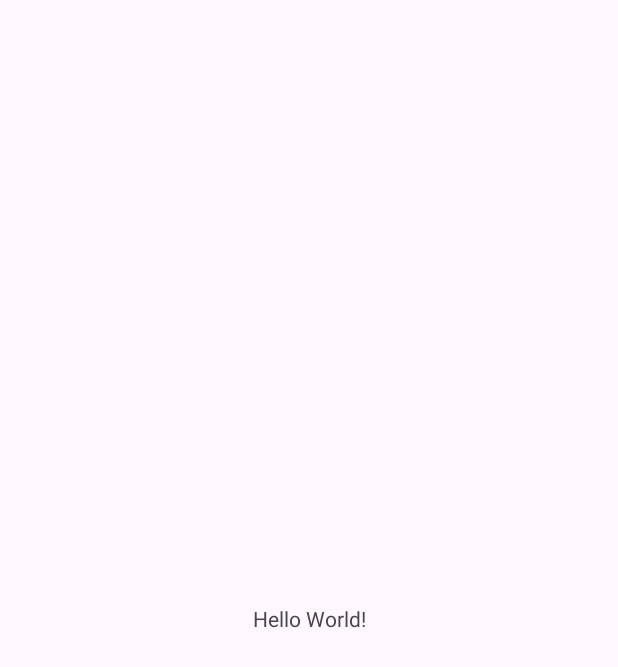
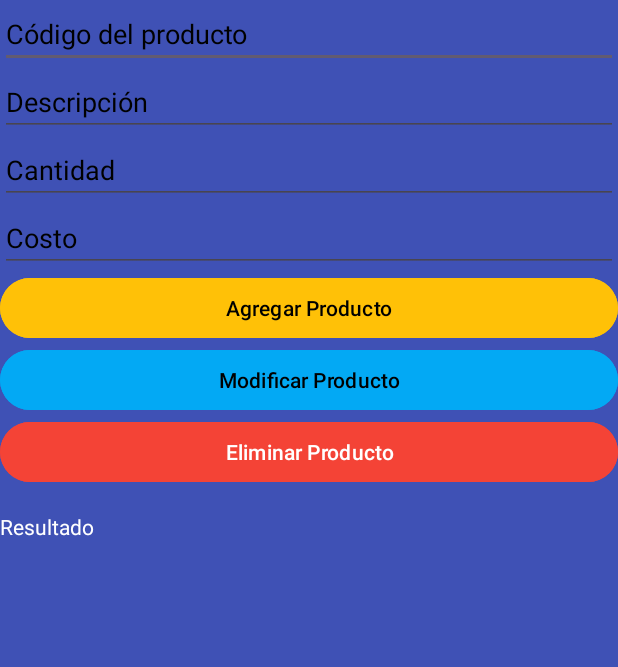
Before and after one commit to MrFideo/Actividad-9, an Android app: the screen it shows after launch (MainActivity), on a phone screen of 412 x 824 dp. Before the commit the part shown is almost empty. Shown: the top 667 px of the screen. Run offline under Robolectric (Android 15) with nearby library versions, the phone set to English and light mode, and no system bars.

Commit message:
Segundo commit
Implementación de código

```diff
--- a/app/src/main/AndroidManifest.xml
+++ b/app/src/main/AndroidManifest.xml
@@ -1,6 +1,8 @@
 <?xml version="1.0" encoding="utf-8"?>
 <manifest xmlns:android="http://schemas.android.com/apk/res/android"
     xmlns:tools="http://schemas.android.com/tools">
+
+    <uses-permission android:name="android.permission.WRITE_EXTERNAL_STORAGE"/>
 
     <application
         android:allowBackup="true"
@@ -12,6 +14,7 @@
         android:supportsRtl="true"
         android:theme="@style/Theme.Actividad9"
         tools:targetApi="31">
+
         <activity
             android:name=".MainActivity"
             android:exported="true">
--- a/app/src/main/java/com/tecmilenio/actividad9/MainActivity.java
+++ b/app/src/main/java/com/tecmilenio/actividad9/MainActivity.java
@@ -8,7 +8,25 @@ import androidx.core.graphics.Insets;
 import androidx.core.view.ViewCompat;
 import androidx.core.view.WindowInsetsCompat;
 
+import com.tecmilenio.actividad9.database.DatabaseHelper;
+
+import java.io.IOException;
+import java.sql.SQLException;
+import android.database.Cursor;
+import android.view.View;
+import android.widget.Button;
+import android.widget.EditText;
+import android.widget.TextView;
+import android.widget.Toast;
+
+
+
 public class MainActivity extends AppCompatActivity {
+
+    private DatabaseHelper dbHelper;
+    private EditText editTextCodigo, editTextDescripcion, editTextCantidad, editTextCosto;
+    private TextView textViewResultado;
+    private Button buttonAgregar, buttonModificar, buttonEliminar;
 
     @Override
     protected void onCreate(Bundle savedInstanceState) {
@@ -20,5 +38,57 @@ public class MainActivity extends AppCompatActivity {
             v.setPadding(systemBars.left, systemBars.top, systemBars.right, systemBars.bottom);
             return insets;
         });
+
+        dbHelper = new DatabaseHelper(this);
+
+        editTextCodigo = findViewById(R.id.edit_text_codigo);
+        editTextDescripcion = findViewById(R.id.edit_text_descripcion);
+        editTextCantidad = findViewById(R.id.edit_text_cantidad);
+        editTextCosto = findViewById(R.id.edit_text_costo);
+        textViewResultado = findViewById(R.id.text_view_resultado);
+
+        buttonAgregar = findViewById(R.id.button_agregar);
+        buttonModificar = findViewById(R.id.button_modificar);
+        buttonEliminar = findViewById(R.id.button_eliminar);
+
+        buttonAgregar.setOnClickListener(v -> agregarProducto());
+        buttonModificar.setOnClickListener(v -> modificarProducto());
+        buttonEliminar.setOnClickListener(v -> eliminarProducto());
+    }
+
+    private void agregarProducto() {
+        String codigo = editTextCodigo.getText().toString();
+        String descripcion = editTextDescripcion.getText().toString();
+        int cantidad = Integer.parseInt(editTextCantidad.getText().toString());
+        double costo = Double.parseDouble(editTextCosto.getText().toString());
+
+        if (dbHelper.agregarProducto(codigo, descripcion, cantidad, costo)) {
+            Toast.makeText(this, "Producto agregado", Toast.LENGTH_SHORT).show();
+        } else {
+            Toast.makeText(this, "Error: Producto ya existe", Toast.LENGTH_SHORT).show();
+        }
+    }
+
+    private void modificarProducto() {
+        String codigo = editTextCodigo.getText().toString();
+        String descripcion = editTextDescripcion.getText().toString();
+        int cantidad = Integer.parseInt(editTextCantidad.getText().toString());
+        double costo = Double.parseDouble(editTextCosto.getText().toString());
+
+        if (dbHelper.actualizarProducto(codigo, descripcion, cantidad, costo)) {
+            Toast.makeText(this, "Producto modificado", Toast.LENGTH_SHORT).show();
+        } else {
+            Toast.makeText(this, "Producto no encontrado", Toast.LENGTH_SHORT).show();
+        }
+    }
+
+    private void eliminarProducto() {
+        String codigo = editTextCodigo.getText().toString();
+
+        if (dbHelper.eliminarProducto(codigo)) {
+            Toast.makeText(this, "Producto eliminado", Toast.LENGTH_SHORT).show();
+        } else {
+            Toast.makeText(this, "Producto no encontrado", Toast.LENGTH_SHORT).show();
+        }
     }
 }
--- a/app/src/main/res/layout/activity_main.xml
+++ b/app/src/main/res/layout/activity_main.xml
@@ -1,19 +1,76 @@
 <?xml version="1.0" encoding="utf-8"?>
-<androidx.constraintlayout.widget.ConstraintLayout xmlns:android="http://schemas.android.com/apk/res/android"
-    xmlns:app="http://schemas.android.com/apk/res-auto"
+<LinearLayout xmlns:android="http://schemas.android.com/apk/res/android"
     xmlns:tools="http://schemas.android.com/tools"
     android:id="@+id/main"
+    tools:context=".MainActivity"
     android:layout_width="match_parent"
     android:layout_height="match_parent"
-    tools:context=".MainActivity">
+    android:orientation="vertical"
+    android:padding="16dp"
+    android:background="#3F51B5">
+
+    <EditText
+        android:id="@+id/edit_text_codigo"
+        android:layout_width="match_parent"
+        android:layout_height="wrap_content"
+        android:hint="Código del producto"
+        android:textColorHint="@color/black"
+        android:inputType="text" />
+
+    <EditText
+        android:id="@+id/edit_text_descripcion"
+        android:layout_width="match_parent"
+        android:layout_height="wrap_content"
+        android:hint="Descripción"
+        android:textColorHint="@color/black"
+        android:inputType="text" />
+
+    <EditText
+        android:id="@+id/edit_text_cantidad"
+        android:layout_width="match_parent"
+        android:layout_height="wrap_content"
+        android:hint="Cantidad"
+        android:textColorHint="@color/black"
+        android:inputType="number" />
+
+    <EditText
+        android:id="@+id/edit_text_costo"
+        android:layout_width="match_parent"
+        android:layout_height="wrap_content"
+        android:hint="Costo"
+        android:textColorHint="@color/black"
+        android:inputType="numberDecimal" />
+
+    <Button
+        android:id="@+id/button_agregar"
+        android:layout_width="match_parent"
+        android:layout_height="wrap_content"
+        android:text="Agregar Producto"
+        android:backgroundTint="#FFC107"
+        android:textColor="#000000" />
+
+    <Button
+        android:id="@+id/button_modificar"
+        android:layout_width="match_parent"
+        android:layout_height="wrap_content"
+        android:text="Modificar Producto"
+        android:backgroundTint="#03A9F4"
+        android:textColor="#000000" />
+
+    <Button
+        android:id="@+id/button_eliminar"
+        android:layout_width="match_parent"
+        android:layout_height="wrap_content"
+        android:text="Eliminar Producto"
+        android:backgroundTint="#F44336"
+        android:textColor="#FFFFFF" />
 
     <TextView
+        android:id="@+id/text_view_resultado"
         android:layout_width="wrap_content"
         android:layout_height="wrap_content"
-        android:text="Hello World!"
-        app:layout_constraintBottom_toBottomOf="parent"
-        app:layout_constraintEnd_toEndOf="parent"
-        app:layout_constraintStart_toStartOf="parent"
-        app:layout_constraintTop_toTopOf="parent" />
+        android:text="Resultado"
+        android:textColor="#FFFFFF"
+        android:paddingTop="16dp" />
 
-</androidx.constraintlayout.widget.ConstraintLayout>
+</LinearLayout>
```
Also changed, not shown: app/src/main/java/com/tecmilenio/actividad9/database/DatabaseHelper.java (added, +71 -0 lines), app/src/main/assets/db_001.db (added), 1 other file.
